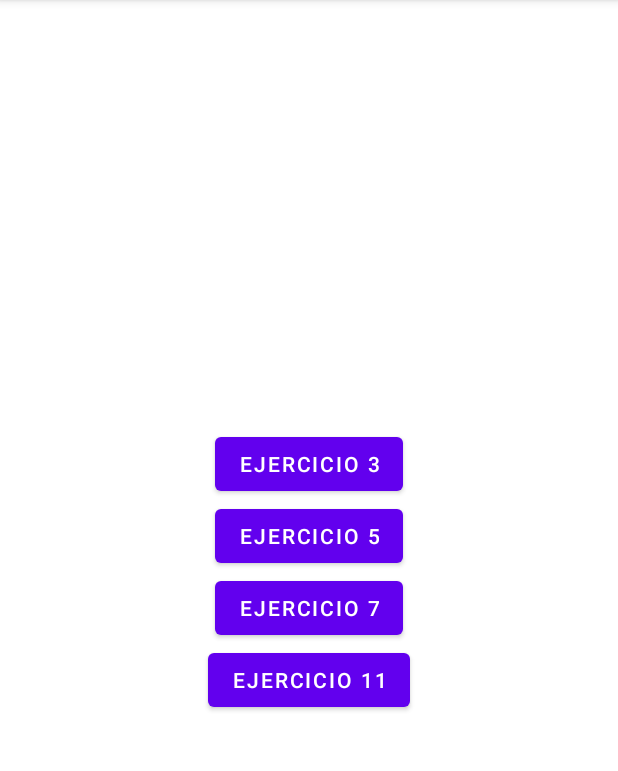
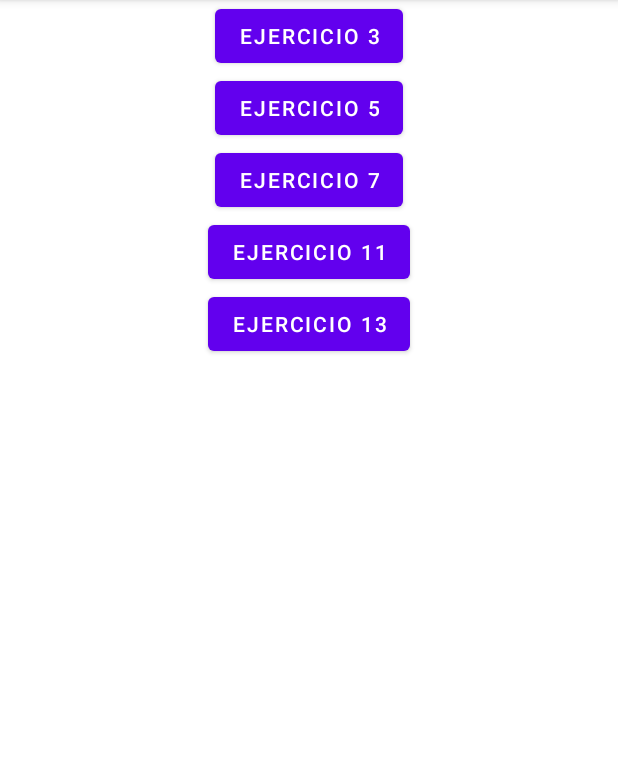
Before and after one commit to Xephorot/U1---P1---M1---Practico-usando-Hilos-runnable-handler-etc., an Android app: the screen it shows after launch (MainActivity), on a phone screen of 412 x 824 dp, the part 84-855 px from its top. Run offline under Robolectric (Android 15) with nearby library versions, the phone set to English and light mode, and no system bars.

Commit message:
Ejercicio 13 (Terminado)

```diff
--- a/app/src/main/AndroidManifest.xml
+++ b/app/src/main/AndroidManifest.xml
@@ -16,6 +16,9 @@
         android:supportsRtl="true"
         android:theme="@style/Theme.Practico1"
         tools:targetApi="31">
+        <activity
+            android:name=".Ejercicio_13"
+            android:exported="false" />
         <activity
             android:name=".Ejercicio_11"
             android:exported="false" />
--- a/app/src/main/java/com/example/practico1/MainActivity.java
+++ b/app/src/main/java/com/example/practico1/MainActivity.java
@@ -11,6 +11,7 @@ public class MainActivity extends AppCompatActivity {
     private Button Ejercicio_5;
     private Button Ejercicio_7;
     private Button Ejercicio_11;
+    private Button Ejercicio_13;
     @Override
     protected void onCreate(Bundle savedInstanceState) {
         super.onCreate(savedInstanceState);
@@ -20,6 +21,7 @@ public class MainActivity extends AppCompatActivity {
         Ejercicio_5 = findViewById(R.id.btn_ejercicio5);
         Ejercicio_7 = findViewById(R.id.btn_ejercicio7);
         Ejercicio_11 = findViewById(R.id.btn_ejercicio11);
+        Ejercicio_13 = findViewById(R.id.btn_ejercicio13);
 
         Ejercicio_3.setOnClickListener(view -> {
             Intent intent = new Intent(MainActivity.this, Ejercicio_3.class);
@@ -38,5 +40,9 @@ public class MainActivity extends AppCompatActivity {
             Intent intent = new Intent(MainActivity.this, Ejercicio_11.class);
             startActivity(intent);
         });
+        Ejercicio_13.setOnClickListener(view -> {
+            Intent intent = new Intent(MainActivity.this, Ejercicio_13.class);
+            startActivity(intent);
+        });
     }
 }
--- a/app/src/main/res/layout/activity_main.xml
+++ b/app/src/main/res/layout/activity_main.xml
@@ -7,8 +7,8 @@
     tools:context=".MainActivity">
 
     <LinearLayout
-        android:layout_width="409dp"
-        android:layout_height="198dp"
+        android:layout_width="match_parent"
+        android:layout_height="match_parent"
         android:orientation="vertical"
         app:layout_constraintBottom_toBottomOf="parent"
         app:layout_constraintEnd_toEndOf="parent"
@@ -39,6 +39,12 @@
             android:layout_height="wrap_content"
             android:layout_gravity="center"
             android:text="Ejercicio 11" />
+        <Button
+            android:id="@+id/btn_ejercicio13"
+            android:layout_width="wrap_content"
+            android:layout_height="wrap_content"
+            android:layout_gravity="center"
+            android:text="Ejercicio 13" />
     </LinearLayout>
 
 </androidx.constraintlayout.widget.ConstraintLayout>
```
Also changed, not shown: app/src/main/java/com/example/practico1/Ejercicio13/AdministradorTareas.java (added, +26 -0 lines), app/src/main/java/com/example/practico1/Ejercicio_13.java (added, +61 -0 lines), app/src/main/res/layout/activity_ejercicio13.xml (added, +33 -0 lines).
